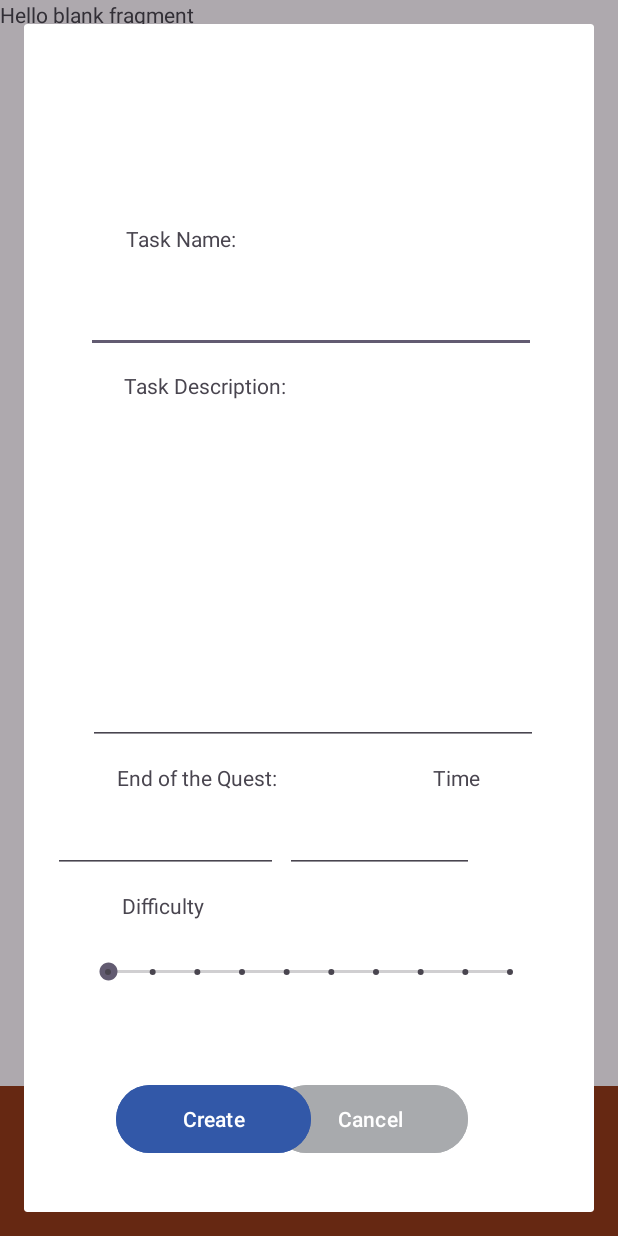
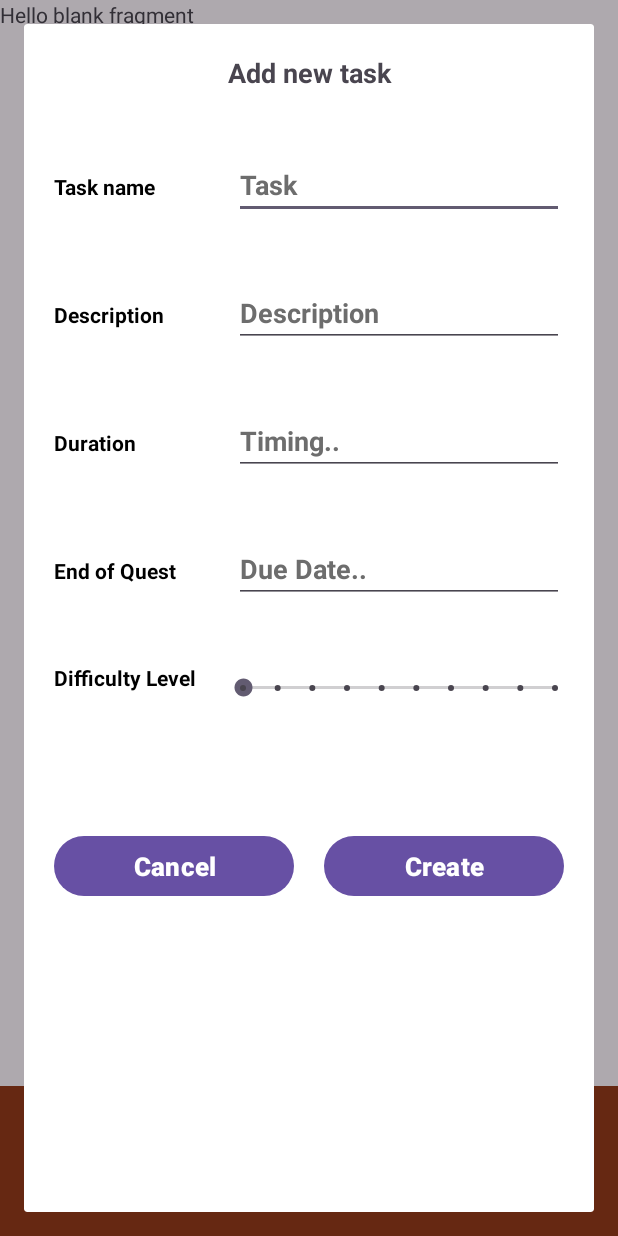
Before and after one commit to aaj1510/javaback-endside-Group43, an Android app: the fragment CreateTaskFragment placed in its activity, item 5 of the bottom bar chosen, on a phone screen of 412 x 824 dp. Run offline under Robolectric (Android 15) with nearby library versions, the phone set to English and light mode, and no system bars; our stand-ins replace Firebase (no records; nobody signed in at launch, a user with empty details on screens opened directly).

Commit message:
Update layout of dialog for adding task
- changed to linear layout and relative layout

```diff
--- a/app/src/main/res/layout/create_task_page.xml
+++ b/app/src/main/res/layout/create_task_page.xml
@@ -5,114 +5,187 @@
     android:layout_width="match_parent"
     android:layout_height="match_parent"
     tools:context=".CreateTaskFragment">
-
-    <ScrollView
+   <LinearLayout
+        android:orientation="vertical"
         android:layout_width="match_parent"
         android:layout_height="match_parent">
+        <TextView
+            android:layout_width="match_parent"
+            android:layout_height="wrap_content"
+            android:layout_margin="10dp"
+            android:text="Add new task"
+            android:gravity="center"
+            android:padding="10dp"
+            android:textSize="18sp"
+            android:textStyle="bold"/>
 
         <LinearLayout
             android:layout_width="match_parent"
-            android:layout_height="match_parent"
-            android:orientation="vertical">
+            android:layout_height="wrap_content"
+            android:layout_margin="10dp"
+            android:orientation="horizontal">
 
-            <androidx.constraintlayout.widget.ConstraintLayout
+            <RelativeLayout
+                android:layout_width="0dp"
+                android:layout_height="wrap_content"
+                android:layout_weight="2">
+                <TextView
                     android:layout_width="match_parent"
-                android:layout_height="867dp">
+                    android:layout_height="wrap_content"
+                    android:text="Task name"
+                    android:textStyle="bold"
+                    android:textColor="#000"
+                    android:layout_margin="10dp"/>
+            </RelativeLayout>
+
+            <RelativeLayout
+                android:layout_width="0dp"
+                android:layout_height="wrap_content"
+                android:layout_weight="4">
+                <EditText
+                    android:id="@+id/task_name_input"
+                    android:layout_width="match_parent"
+                    android:layout_height="wrap_content"
+                    android:hint="Task"
+                    android:textStyle="bold"
+                    android:textColor="#000"
+                    android:textColorHint="#6D6D6D"
+                    android:layout_margin="10dp"/>
+            </RelativeLayout>
+        </LinearLayout>
+
+       <LinearLayout
+           android:layout_width="match_parent"
+           android:layout_height="wrap_content"
+           android:layout_margin="10dp"
+           android:orientation="horizontal">
+
+           <RelativeLayout
+               android:layout_width="0dp"
+               android:layout_height="wrap_content"
+               android:layout_weight="2">
+               <TextView
+                   android:layout_width="match_parent"
+                   android:layout_height="wrap_content"
+                   android:text="Description"
+                   android:textStyle="bold"
+                   android:textColor="#000"
+                   android:layout_margin="10dp"/>
+           </RelativeLayout>
+
+           <RelativeLayout
+               android:layout_width="0dp"
+               android:layout_height="wrap_content"
+               android:layout_weight="4">
+               <EditText
+                   android:id="@+id/task_description_input"
+                   android:layout_width="match_parent"
+                   android:layout_height="wrap_content"
+                   android:hint="Description"
+                   android:textStyle="bold"
+                   android:textColor="#000"
+                   android:textColorHint="#6D6D6D"
+                   android:layout_margin="10dp"/>
+           </RelativeLayout>
+       </LinearLayout>
+
+        <LinearLayout
+            android:layout_width="match_parent"
+            android:layout_height="wrap_content"
+            android:layout_margin="10dp"
+            android:orientation="horizontal">
+
+            <RelativeLayout
+                android:layout_width="0dp"
+                android:layout_height="wrap_content"
+                android:layout_weight="2">
 
                 <TextView
-                    android:id="@+id/task_input_header"
-                    android:layout_width="wrap_content"
+                    android:layout_width="match_parent"
                     android:layout_height="wrap_content"
-                    android:layout_marginTop="16dp"
-                    android:layout_marginBottom="12dp"
-                    android:text="Task Name:"
-                    app:layout_constraintBottom_toTopOf="@+id/task_name_input"
-                    app:layout_constraintEnd_toEndOf="parent"
-                    app:layout_constraintHorizontal_bias="0.221"
-                    app:layout_constraintStart_toStartOf="parent"
-                    app:layout_constraintTop_toTopOf="parent"
-                    app:layout_constraintVertical_bias="0.944" />
+                    android:layout_marginStart="10dp"
+                    android:layout_marginTop="10dp"
+                    android:layout_marginEnd="10dp"
+                    android:layout_marginBottom="10dp"
+                    android:text="Duration"
+                    android:textColor="#000"
+                    android:textStyle="bold" />
+            </RelativeLayout>
 
+            <RelativeLayout
+                android:layout_width="0dp"
+                android:layout_height="wrap_content"
+                android:layout_weight="4">
                 <EditText
-                    android:id="@+id/task_name_input"
-                    android:layout_width="300dp"
-                    android:layout_height="48dp"
-                    android:layout_marginBottom="12dp"
-                    android:ems="10"
-                    android:inputType="text"
-                    app:layout_constraintBottom_toTopOf="@+id/textView4"
-                    app:layout_constraintEnd_toEndOf="parent"
-                    app:layout_constraintHorizontal_bias="0.52"
-                    app:layout_constraintStart_toStartOf="parent" />
+                    android:id="@+id/task_duration_input"
+                    android:layout_width="match_parent"
+                    android:layout_height="wrap_content"
+                    android:hint="Timing.."
+                    android:textStyle="bold"
+                    android:textColor="#000"
+                    android:textColorHint="#6D6D6D"
+                    android:layout_margin="10dp"/>
+            </RelativeLayout>
+        </LinearLayout>
+        <LinearLayout
+            android:layout_width="match_parent"
+            android:layout_height="wrap_content"
+            android:layout_margin="10dp"
+            android:orientation="horizontal">
+
+            <RelativeLayout
+                android:layout_width="0dp"
+                android:layout_height="wrap_content"
+                android:layout_weight="2">
+                <TextView
+                    android:layout_width="match_parent"
+                    android:layout_height="wrap_content"
+                    android:text="End of Quest"
+                    android:textStyle="bold"
+                    android:textColor="#000"
+                    android:layout_margin="10dp"/>
+            </RelativeLayout>
+
+            <RelativeLayout
+                android:layout_width="0dp"
+                android:layout_height="wrap_content"
+                android:layout_weight="4">
+                <EditText
+                    android:id="@+id/task_dateline_input"
+                    android:layout_width="match_parent"
+                    android:layout_height="wrap_content"
+                    android:hint="Due Date.."
+                    android:textStyle="bold"
+                    android:textColor="#000"
+                    android:textColorHint="#6D6D6D"
+                    android:layout_margin="10dp"/>
+            </RelativeLayout>
+        </LinearLayout>
+
+       <LinearLayout
+           android:layout_width="match_parent"
+           android:layout_height="91dp"
+           android:layout_margin="10dp"
+           android:orientation="horizontal">
+
+           <RelativeLayout
+               android:layout_width="0dp"
+               android:layout_height="wrap_content"
+               android:layout_weight="2">
 
                <TextView
-                    android:id="@+id/textView4"
-                    android:layout_width="wrap_content"
+                   android:layout_width="match_parent"
                    android:layout_height="wrap_content"
-                    android:layout_marginBottom="16dp"
-                    android:text="Task Description:"
-                    app:layout_constraintBottom_toTopOf="@+id/task_description_input"
-                    app:layout_constraintEnd_toEndOf="parent"
-                    app:layout_constraintHorizontal_bias="0.245"
-                    app:layout_constraintStart_toStartOf="parent" />
+                   android:layout_margin="10dp"
+                   android:text="Difficulty Level"
+                   android:textColor="#000"
+                   android:textStyle="bold" />
+           </RelativeLayout>
 
-                <EditText
-                    android:id="@+id/task_description_input"
-                    android:layout_width="300dp"
-                    android:layout_height="214dp"
-                    android:layout_marginBottom="12dp"
-                    android:ems="10"
-                    android:gravity="start|top"
-                    android:inputType="textMultiLine"
-                    app:layout_constraintBottom_toTopOf="@+id/textView5"
-                    app:layout_constraintEnd_toEndOf="parent"
-                    app:layout_constraintHorizontal_bias="0.531"
-                    app:layout_constraintStart_toStartOf="parent" />
-
-                <EditText
-                    android:id="@+id/editTextDate"
-                    android:layout_width="150dp"
-                    android:layout_height="42dp"
-                    android:layout_marginBottom="12dp"
-                    android:ems="10"
-                    android:inputType="date"
-                    app:layout_constraintBottom_toTopOf="@+id/textView11"
-                    app:layout_constraintEnd_toStartOf="@+id/editTextTime"
-                    app:layout_constraintHorizontal_bias="0.801"
-                    app:layout_constraintStart_toStartOf="parent" />
-
-                <TextView
-                    android:id="@+id/textView5"
-                    android:layout_width="wrap_content"
+           <RelativeLayout
+               android:layout_width="0dp"
                android:layout_height="wrap_content"
-                    android:layout_marginStart="16dp"
-                    android:layout_marginBottom="12dp"
-                    android:text="End of the Quest:"
-                    app:layout_constraintBottom_toTopOf="@+id/editTextDate"
-                    app:layout_constraintEnd_toStartOf="@+id/textView10"
-                    app:layout_constraintHorizontal_bias="0.308"
-                    app:layout_constraintStart_toStartOf="parent" />
-
-                <EditText
-                    android:id="@+id/editTextTime"
-                    android:layout_width="126dp"
-                    android:layout_height="42dp"
-                    android:layout_marginEnd="80dp"
-                    android:layout_marginBottom="12dp"
-                    android:ems="10"
-                    android:inputType="time"
-                    app:layout_constraintBottom_toTopOf="@+id/textView11"
-                    app:layout_constraintEnd_toEndOf="parent" />
-
-                <TextView
-                    android:id="@+id/textView10"
-                    android:layout_width="wrap_content"
-                    android:layout_height="wrap_content"
-                    android:layout_marginEnd="76dp"
-                    android:layout_marginBottom="12dp"
-                    android:text="Time"
-                    app:layout_constraintBottom_toTopOf="@+id/editTextTime"
-                    app:layout_constraintEnd_toEndOf="parent" />
+               android:layout_weight="4">
 
                <SeekBar
                    android:id="@+id/difficulty_seekbar"
@@ -121,52 +194,49 @@
                    android:layout_height="54dp"
                    android:layout_marginBottom="208dp"
                    android:max="9"
-                    android:progress="0"
-                    app:layout_constraintBottom_toBottomOf="parent"
-                    app:layout_constraintEnd_toEndOf="parent"
-                    app:layout_constraintHorizontal_bias="0.497"
-                    app:layout_constraintStart_toStartOf="parent" />
+                   android:progress="0" />
+           </RelativeLayout>
+       </LinearLayout>
 
-                <TextView
-                    android:id="@+id/textView11"
-                    android:layout_width="wrap_content"
+        <LinearLayout
+            android:layout_width="match_parent"
             android:layout_height="wrap_content"
-                    android:layout_marginBottom="8dp"
-                    android:text="Difficulty"
-                    app:layout_constraintBottom_toTopOf="@+id/difficulty_seekbar"
-                    app:layout_constraintEnd_toEndOf="parent"
-                    app:layout_constraintHorizontal_bias="0.2"
-                    app:layout_constraintStart_toStartOf="parent" />
+            android:layout_margin="10dp"
+            android:orientation="horizontal">
 
+            <RelativeLayout
+                android:layout_width="0dp"
+                android:layout_height="wrap_content"
+                android:layout_weight="2">
                 <Button
                     android:id="@+id/cancel_create_button"
-                    android:layout_width="130dp"
-                    android:layout_height="53dp"
-                    android:layout_marginTop="36dp"
-                    android:layout_marginEnd="84dp"
-                    android:backgroundTint="#a8aaad"
+                    android:layout_width="match_parent"
+                    android:layout_height="wrap_content"
                     android:text="Cancel"
-                    app:layout_constraintBottom_toBottomOf="parent"
-                    app:layout_constraintEnd_toEndOf="parent"
-                    app:layout_constraintTop_toBottomOf="@+id/difficulty_seekbar"
-                    app:layout_constraintVertical_bias="0.067" />
+                    android:textAllCaps="false"
+                    android:textSize="17sp"
+                    android:textStyle="bold"
+                    android:layout_margin="10dp"/>
+            </RelativeLayout>
 
+            <RelativeLayout
+                android:layout_width="0dp"
+                android:layout_height="wrap_content"
+                android:layout_weight="2">
                 <Button
                     android:id="@+id/create_task_button"
-                    android:layout_width="130dp"
-                    android:layout_height="53dp"
-                    android:layout_marginBottom="72dp"
-                    android:backgroundTint="#3258a8"
+                    android:layout_width="match_parent"
+                    android:layout_height="wrap_content"
                     android:text="Create"
-                    app:layout_constraintBottom_toBottomOf="parent"
-                    app:layout_constraintEnd_toEndOf="parent"
-                    app:layout_constraintHorizontal_bias="0.246"
-                    app:layout_constraintStart_toStartOf="parent"
-                    app:layout_constraintTop_toBottomOf="@+id/difficulty_seekbar"
-                    app:layout_constraintVertical_bias="0.533" />
+                    android:textAllCaps="false"
+                    android:textSize="17sp"
+                    android:textStyle="bold"
+                    android:layout_margin="10dp"/>
+            </RelativeLayout>
+        </LinearLayout>
 
-            </androidx.constraintlayout.widget.ConstraintLayout>
+
+
     </LinearLayout>
-    </ScrollView>
 
 </FrameLayout>
```
Lines whose indentation alone changed are shown as unchanged.
